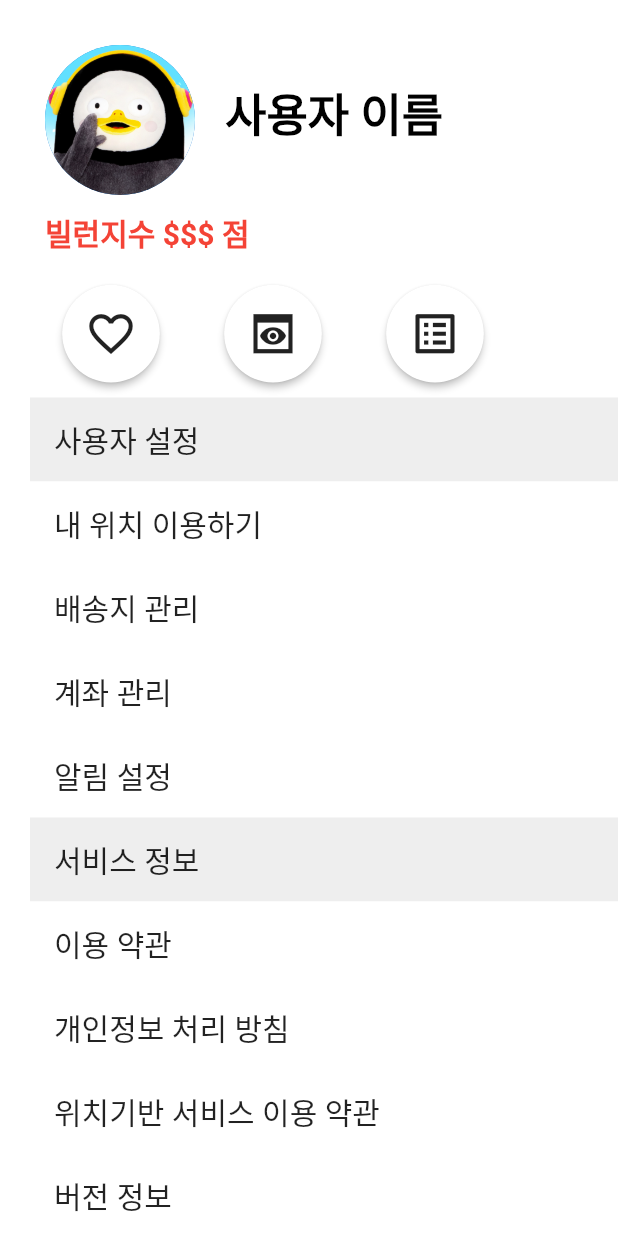
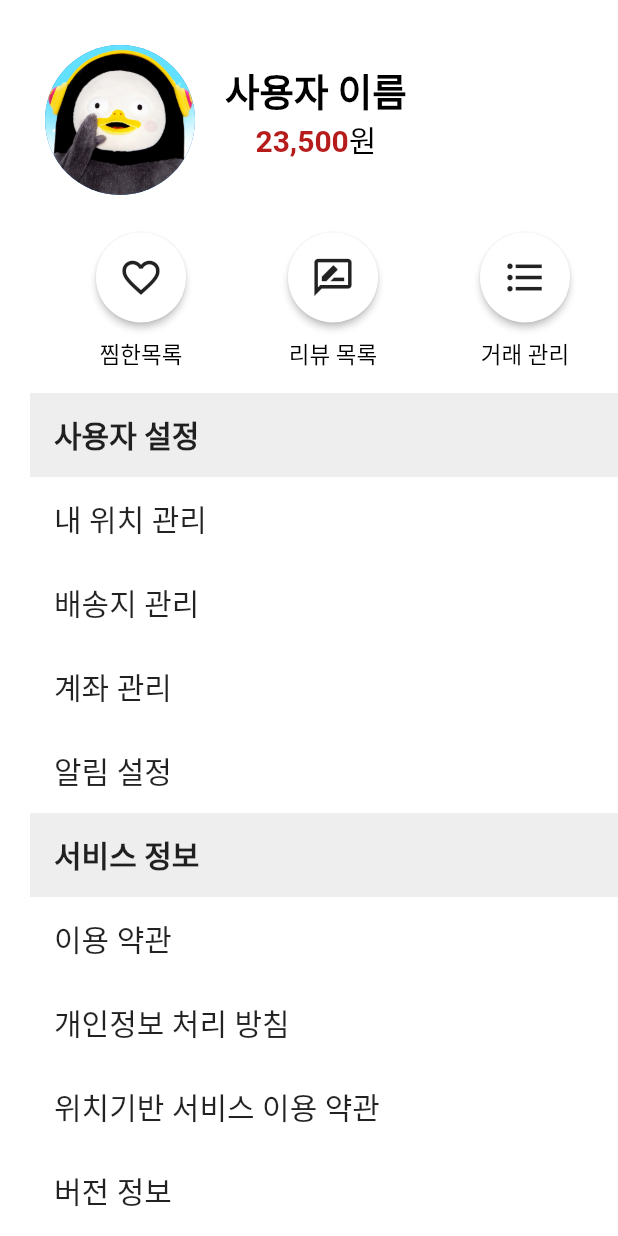
Before and after one commit to SRCdevvv/BillRun, a Flutter app: the MyPageScreen screen opened directly, on a phone screen of 412 x 824 dp. Run offline on Flutter 3.47's test engine with Material 2 defaults, Android fonts, the phone set to English and light mode, and no system bars; our stand-ins replace carousel_slider, image_picker.

Commit message:
edit mypage

```diff
--- a/bilrun/lib/screens/mypage/mypage_screen.dart
+++ b/bilrun/lib/screens/mypage/mypage_screen.dart
@@ -20,46 +20,67 @@ class _MyPageScreenState extends State<MyPageScreen> {
             child: ListView(
 
               children:  <Widget> [
-
-
                 Row(
                     children: <Widget> [
 
+                      //TODO 그림자 효과 넣기
                       Padding(
-
                         padding: const EdgeInsets.fromLTRB(10, 20, 10, 10),
                         child: CircleAvatar(
                           radius: 50.0,
                           backgroundImage: AssetImage('assets/images/main_1.jpg'),
                         ),
                       ),
+                      Column(
+                        children: [
                           Padding(
                             padding: const EdgeInsets.fromLTRB(10, 0, 20, 0),
                             child: Text(
                               '사용자 이름',
                               style:TextStyle(
-                            fontSize: 30.0,
+                                fontSize: 25.0,
                                 color:Colors.black,
                                 fontWeight: FontWeight.bold,
                               ),
                             ),
                           ),
+                          Row(
+                            children: [
+                              Padding(
+                                padding: const EdgeInsets.fromLTRB(10, 0, 0, 0),
+                                child: Text(
+                                  '23,500',
+                                  style:TextStyle(
+                                    fontSize: 20.0,
+                                    color:Colors.red[900],
+                                    fontWeight: FontWeight.bold,
+                                  ),
+                                ),
+                              ),
+                              Padding(
+                                padding: const EdgeInsets.fromLTRB(0, 0, 20, 0),
+                                child: Text(
+                                  '원',
+                                  style:TextStyle(
+                                    fontSize: 20.0,
+                                    color:Colors.black,
+                                    fontWeight: FontWeight.normal,
+                                  ),
+                                ),
+                              ),
+
+                            ],
+                          ),
+
+                        ],
+                      ),
+
+
 
                     ]
 
                 ),
 
-                Padding(
-                  padding: const EdgeInsets.fromLTRB(10, 0, 20, 0),
-                  child: Text(
-                    '빌런지수 \$\$\$ 점',
-                    style:TextStyle(
-                      fontSize: 20.0,
-                      color:Colors.red,
-                      fontWeight: FontWeight.bold,
-                    ),
-                  ),
-                ),
 
                 //동그라미 버튼 세개
                 Row(
@@ -70,57 +91,9 @@ class _MyPageScreenState extends State<MyPageScreen> {
                         child: Row(
 
                             children: <Widget> [
-
-                              Padding(
-                                padding: const EdgeInsets.fromLTRB(10, 20, 10, 10),
-                                child: (
-                                    RawMaterialButton(
-                                      onPressed: () {},
-                                      elevation: 2.0,
-                                      fillColor: Colors.white,
-                                      child: Icon(
-                                        Icons.favorite_border_outlined,
-                                        size: 35.0,
-                                      ),
-                                      padding: EdgeInsets.all(15.0),
-                                      shape: CircleBorder(),
-                                    )
-                                ),
-                              ),
-                              Padding(
-                                padding: const EdgeInsets.fromLTRB(10, 20, 10, 10),
-                                child: (
-                                    RawMaterialButton(
-                                      onPressed: () {},
-                                      elevation: 2.0,
-                                      fillColor: Colors.white,
-                                      child: Icon(
-                                        Icons.preview_sharp,
-                                        size: 35.0,
-                                      ),
-                                      padding: EdgeInsets.all(15.0),
-                                      shape: CircleBorder(),
-                                    )
-                                ),
-                              ),
-                              Padding(
-                                padding: const EdgeInsets.fromLTRB(10, 20, 10, 10),
-                                child: (
-                                    RawMaterialButton(
-                                      onPressed: () {},
-                                      elevation: 2.0,
-                                      fillColor: Colors.white,
-                                      child: Icon(
-                                        Icons.list_alt,
-                                        size: 35.0,
-                                      ),
-                                      padding: EdgeInsets.all(15.0),
-                                      shape: CircleBorder(),
-                                    )
-                                ),
-                              ),
-
-
+                              CircleButton(Icons.favorite_outline_sharp, "찜한목록"),
+                              CircleButton(Icons.rate_review_outlined, "리뷰 목록"),
+                              CircleButton(Icons.format_list_bulleted, "거래 관리"),
 
                             ]
 
@@ -135,215 +108,91 @@ class _MyPageScreenState extends State<MyPageScreen> {
 
                 Column(
                   children: [
-                    Container(
-                      color : Colors.grey[200],
-                      //margin: EdgeInsets.symmetric(vertical: 10.0,horizontal: 25.0),
+                    MenuDivider('사용자 설정'),
 
-                      child: ListTile(
-                        title:Text(
-                          '사용자 설정',
-                          style: TextStyle(
-                            fontSize: 20,
+                    MypageMenu('내 위치 관리', (){}),
+                    MypageMenu('배송지 관리', (){}),
+                    MypageMenu('계좌 관리', (){}),
+                    MypageMenu('알림 설정', (){}),
 
+                    MenuDivider('서비스 정보'),
+
+                    MypageMenu('이용 약관', (){}),
+                    MypageMenu('개인정보 처리 방침', (){}),
+                    MypageMenu('위치기반 서비스 이용 약관', (){}),
+                    MypageMenu('버전 정보', (){}),
+                  ],
+                ),
+              ],
             ),
           ),
         ),
+    );
+  }
+}
 
+
+
+Widget CircleButton (IconData, String title){
+  return Padding(
+    padding: const EdgeInsets.fromLTRB(30,15,10,15),
+    child: Column(
+      children: <Widget>[
+        RawMaterialButton(
+          onPressed: (){},
+          elevation: 2.0,
+          fillColor: Colors.white,
+          child: Icon(
+            IconData,
+            size: 30.0,
           ),
-                    Container(
+          padding: EdgeInsets.all(15.0),
+          shape: CircleBorder(),
+        ),
+        Padding(
+          padding: const EdgeInsets.fromLTRB(0,10,0,0),
+          child: Text("$title",style: TextStyle(fontSize: 15,color: Colors.black),),
+        )
+      ],
+    ),
+  );
+}
+
+
+Container MenuDivider(String title){
+  return Container(
+    color : Colors.grey[200],
+//margin: EdgeInsets.symmetric(vertical: 10.0,horizontal: 25.0),
+    child: ListTile(
+      title:Text(
+        '$title',
+        style: TextStyle(
+          fontSize: 20,
+          fontWeight: FontWeight.bold,
+        ),
+      ),
+    ),
+  );
+}
+
+Container MypageMenu(String title, GestureTapCallback){
+  return Container(
     color : Colors.white,
     //margin: EdgeInsets.symmetric(vertical: 10.0,horizontal: 25.0),
     child:InkWell(
       child: ListTile(
         title:Text(
-                            '내 위치 이용하기',
+          '$title',
           style: TextStyle(
               fontSize: 20
           ),
         ),
       ),
 
-                        onTap:(){
-                          //링크넘어가기
-                          Scaffold.of(context).showSnackBar(SnackBar(content: Text('Tap')));
-                        },
+      onTap: GestureTapCallback
 
     ),
-
-                    ),
-
-                    Container(
-                      color : Colors.white,
-                      //margin: EdgeInsets.symmetric(vertical: 10.0,horizontal: 25.0),
-                      child:InkWell(
-                        child: ListTile(
-                          title:Text(
-                            '배송지 관리',
-                            style: TextStyle(
-                                fontSize: 20
-                            ),
-                          ),
-                        ),
-
-                        onTap:(){
-                          //링크넘어가기
-                        },
-                      ),
-
-                    ),
-                    Container(
-                      color : Colors.white,
-                      //margin: EdgeInsets.symmetric(vertical: 10.0,horizontal: 25.0),
-                      child:InkWell(
-                        child: ListTile(
-                          title:Text(
-                            '계좌 관리',
-                            style: TextStyle(
-                                fontSize: 20
-                            ),
-                          ),
-                        ),
-
-                        onTap:(){
-                          //링크넘어가기
-                        },
-                      ),
-
-                    ),
-                    Container(
-                      color : Colors.white,
-                      //margin: EdgeInsets.symmetric(vertical: 10.0,horizontal: 25.0),
-                      child:InkWell(
-                        child: ListTile(
-                          title:Text(
-                            '알림 설정',
-                            style: TextStyle(
-                                fontSize: 20
-                            ),
-                          ),
-                        ),
-
-                        onTap:(){
-                          //링크넘어가기
-                        },
-                      ),
-
-                    ),
-
-
-
-                    Container(
-                      color : Colors.grey[200],
-                      //margin: EdgeInsets.symmetric(vertical: 10.0,horizontal: 25.0),
-                      child: ListTile(
-                        title:Text(
-                          '서비스 정보',
-                          style: TextStyle(
-                            fontSize: 20,
-
-                          ),
-                        ),
-                      ),
-
-                    ),
-
-                    Container(
-                      color : Colors.white,
-                      //margin: EdgeInsets.symmetric(vertical: 10.0,horizontal: 25.0),
-                      child:InkWell(
-                        child: ListTile(
-                          title:Text(
-                            '이용 약관',
-                            style: TextStyle(
-                                fontSize: 20
-                            ),
-                          ),
-                        ),
-
-                        onTap:(){
-                          //링크넘어가기
-                        },
-                      ),
-
-                    ),
-
-                    Container(
-                      color : Colors.white,
-                      //margin: EdgeInsets.symmetric(vertical: 10.0,horizontal: 25.0),
-                      child:InkWell(
-                        child: ListTile(
-                          title:Text(
-                            '개인정보 처리 방침',
-                            style: TextStyle(
-                                fontSize: 20
-                            ),
-                          ),
-                        ),
-
-                        onTap:(){
-                          //링크넘어가기
-                        },
-                      ),
-
-                    ),Container(
-                      color : Colors.white,
-                      //margin: EdgeInsets.symmetric(vertical: 10.0,horizontal: 25.0),
-                      child:InkWell(
-                        child: ListTile(
-                          title:Text(
-                            '위치기반 서비스 이용 약관',
-                            style: TextStyle(
-                                fontSize: 20
-                            ),
-                          ),
-                        ),
-
-                        onTap:(){
-                          //링크넘어가기
-                        },
-                      ),
-
-                    ),Container(
-                      color : Colors.white,
-                      //margin: EdgeInsets.symmetric(vertical: 10.0,horizontal: 25.0),
-                      child:InkWell(
-                        child: ListTile(
-                          title:Text(
-                            '버전 정보',
-                            style: TextStyle(
-                                fontSize: 20
-                            ),
-                          ),
-                        ),
-
-                        onTap:(){
-                          //링크넘어가기
-                        },
-                      ),
-
-                    ),
-
-
-
-                  ],
-                ),
-
-
-              ],
-            ),
-
-
-          ),
-
-        ),
-
-
-
-
-
-
 
   );
 
 }
-}
```
Also changed, not shown: 3 other files. Lines whose indentation alone changed are shown as unchanged.
